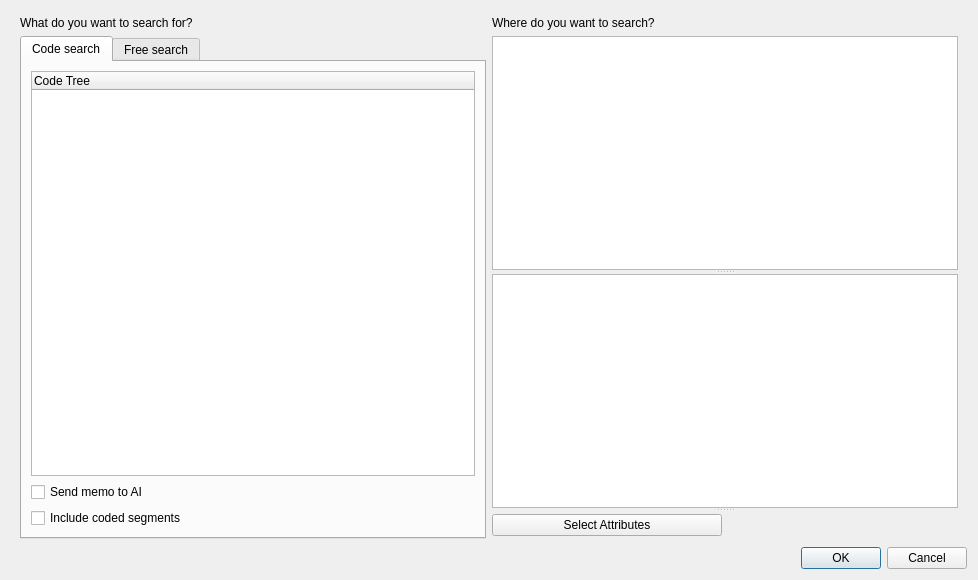
Above: GUI_UIs/ui_ai_search.ui from ccbogel/QualCoder before the change. Below: the same form after it.
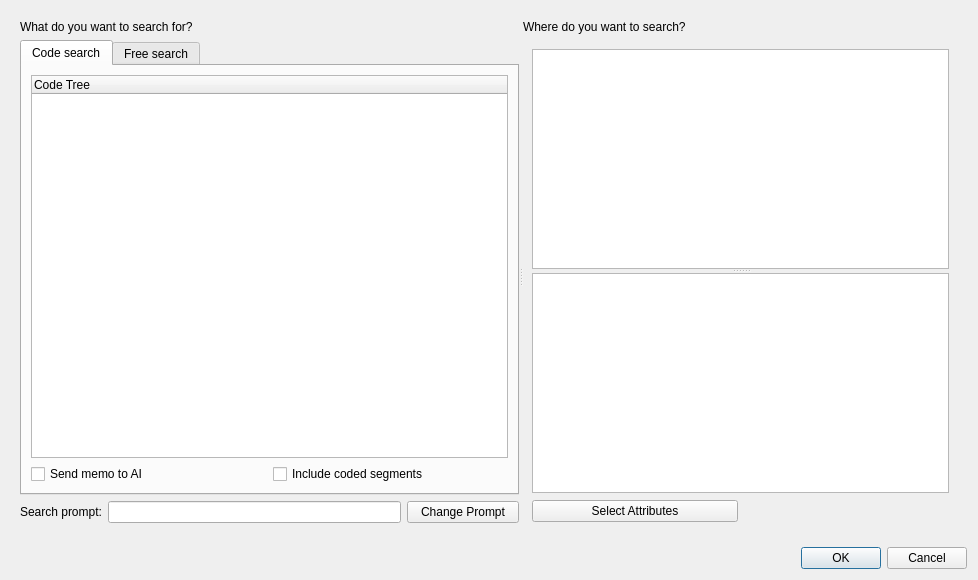
That is the form after the change.

Commit message: Added dialog to select and edit AI prompts

Patch:
```diff
--- a/GUI_UIs/ui_ai_search.ui
+++ b/GUI_UIs/ui_ai_search.ui
@@ -35,21 +35,46 @@
      <property name="flat">
       <bool>false</bool>
      </property>
-     <layout class="QGridLayout" name="gridLayout">
+     <layout class="QHBoxLayout" name="horizontalLayout_4">
+      <item>
+       <widget class="QSplitter" name="splitter_2">
+        <property name="orientation">
+         <enum>Qt::Horizontal</enum>
+        </property>
+        <property name="opaqueResize">
+         <bool>true</bool>
+        </property>
+        <property name="childrenCollapsible">
+         <bool>false</bool>
+        </property>
+        <widget class="QWidget" name="widget_what" native="true">
+         <property name="sizePolicy">
+          <sizepolicy hsizetype="Preferred" vsizetype="Preferred">
+           <horstretch>0</horstretch>
+           <verstretch>0</verstretch>
+          </sizepolicy>
+         </property>
+         <layout class="QVBoxLayout" name="verticalLayout">
+          <property name="leftMargin">
+           <number>0</number>
+          </property>
       <property name="topMargin">
-       <number>5</number>
+           <number>0</number>
+          </property>
+          <property name="rightMargin">
+           <number>0</number>
       </property>
       <property name="bottomMargin">
-       <number>2</number>
-      </property>
-      <item row="0" column="0">
+           <number>9</number>
+          </property>
+          <item>
        <widget class="QLabel" name="label_3">
         <property name="text">
          <string>What do you want to search for?</string>
         </property>
        </widget>
       </item>
-      <item row="1" column="0">
+          <item>
        <widget class="QTabWidget" name="tabWidget">
         <property name="currentIndex">
          <number>0</number>
@@ -72,6 +97,24 @@
            </widget>
           </item>
           <item>
+               <widget class="QWidget" name="widget_3" native="true">
+                <layout class="QHBoxLayout" name="horizontalLayout_3">
+                 <property name="spacing">
+                  <number>6</number>
+                 </property>
+                 <property name="leftMargin">
+                  <number>0</number>
+                 </property>
+                 <property name="topMargin">
+                  <number>0</number>
+                 </property>
+                 <property name="rightMargin">
+                  <number>0</number>
+                 </property>
+                 <property name="bottomMargin">
+                  <number>0</number>
+                 </property>
+                 <item>
            <widget class="QCheckBox" name="checkBox_send_memos">
             <property name="statusTip">
              <string>Send not only the name but also the memo associated with a code to the AI?</string>
@@ -96,6 +139,9 @@
           </item>
          </layout>
         </widget>
+              </item>
+             </layout>
+            </widget>
         <widget class="QWidget" name="tab_free_search">
          <attribute name="title">
           <string>Free search</string>
@@ -133,25 +179,109 @@
         </widget>
        </widget>
       </item>
-      <item row="0" column="1">
+          <item>
+           <widget class="QWidget" name="widget_2" native="true">
+            <layout class="QHBoxLayout" name="horizontalLayout_2">
+             <property name="leftMargin">
+              <number>0</number>
+             </property>
+             <property name="topMargin">
+              <number>0</number>
+             </property>
+             <property name="rightMargin">
+              <number>0</number>
+             </property>
+             <property name="bottomMargin">
+              <number>0</number>
+             </property>
+             <item>
+              <widget class="QLabel" name="label_5">
+               <property name="sizePolicy">
+                <sizepolicy hsizetype="Minimum" vsizetype="Preferred">
+                 <horstretch>0</horstretch>
+                 <verstretch>0</verstretch>
+                </sizepolicy>
+               </property>
+               <property name="text">
+                <string>Search prompt:</string>
+               </property>
+              </widget>
+             </item>
+             <item>
+              <widget class="QLineEdit" name="lineEdit_prompt">
+               <property name="acceptDrops">
+                <bool>false</bool>
+               </property>
+               <property name="readOnly">
+                <bool>true</bool>
+               </property>
+              </widget>
+             </item>
+             <item>
+              <widget class="QPushButton" name="pushButton_change_prompt">
+               <property name="sizePolicy">
+                <sizepolicy hsizetype="Preferred" vsizetype="Fixed">
+                 <horstretch>0</horstretch>
+                 <verstretch>0</verstretch>
+                </sizepolicy>
+               </property>
+               <property name="text">
+                <string>   Change Prompt   </string>
+               </property>
+              </widget>
+             </item>
+            </layout>
+           </widget>
+          </item>
+         </layout>
+        </widget>
+        <widget class="QWidget" name="widget_where" native="true">
+         <property name="sizePolicy">
+          <sizepolicy hsizetype="Preferred" vsizetype="Preferred">
+           <horstretch>0</horstretch>
+           <verstretch>0</verstretch>
+          </sizepolicy>
+         </property>
+         <layout class="QVBoxLayout" name="verticalLayout_4">
+          <property name="leftMargin">
+           <number>0</number>
+          </property>
+          <property name="topMargin">
+           <number>0</number>
+          </property>
+          <property name="rightMargin">
+           <number>0</number>
+          </property>
+          <property name="bottomMargin">
+           <number>0</number>
+          </property>
+          <item>
        <widget class="QLabel" name="label_4">
         <property name="text">
          <string>Where do you want to search?</string>
         </property>
        </widget>
       </item>
-      <item row="1" column="1">
+          <item>
+           <widget class="QWidget" name="widget_case_files" native="true">
+            <property name="sizePolicy">
+             <sizepolicy hsizetype="Preferred" vsizetype="Expanding">
+              <horstretch>0</horstretch>
+              <verstretch>0</verstretch>
+             </sizepolicy>
+            </property>
+            <layout class="QVBoxLayout" name="verticalLayout_5">
+             <item>
        <widget class="QSplitter" name="splitter">
         <property name="orientation">
-         <enum>Qt::Horizontal</enum>
-        </property>
-        <widget class="QSplitter" name="splitter_vert">
-         <property name="orientation">
           <enum>Qt::Vertical</enum>
          </property>
          <widget class="QListWidget" name="listWidget_files"/>
          <widget class="QListWidget" name="listWidget_cases"/>
-         <widget class="QWidget" name="widget" native="true">
+              </widget>
+             </item>
+             <item>
+              <widget class="QWidget" name="widget_attributes" native="true">
           <property name="sizePolicy">
            <sizepolicy hsizetype="Preferred" vsizetype="Minimum">
             <horstretch>0</horstretch>
@@ -165,6 +295,18 @@
            </size>
           </property>
           <layout class="QHBoxLayout" name="horizontalLayout">
+                <property name="leftMargin">
+                 <number>0</number>
+                </property>
+                <property name="topMargin">
+                 <number>0</number>
+                </property>
+                <property name="rightMargin">
+                 <number>0</number>
+                </property>
+                <property name="bottomMargin">
+                 <number>0</number>
+                </property>
            <item>
             <widget class="QPushButton" name="pushButton_attributeselect">
              <property name="toolTip">
@@ -190,8 +332,13 @@
            </item>
           </layout>
          </widget>
-        </widget>
-       </widget>
+             </item>
+            </layout>
+           </widget>
+          </item>
+         </layout>
+        </widget>
+       </widget>
       </item>
      </layout>
     </widget>
```
Left out of the diff: 7 changed lines with no effect on the pictures. Lines whose indentation alone changed are shown as unchanged. The commit also changes 6 other files.
